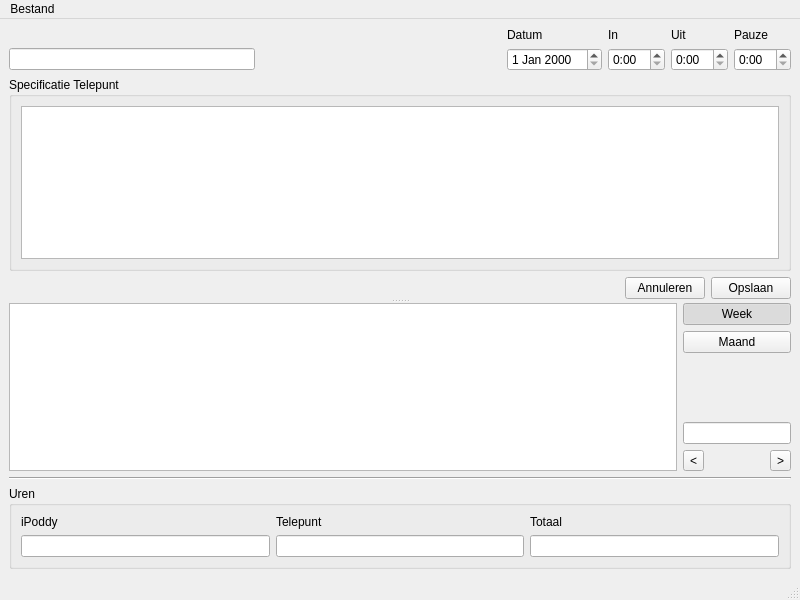
Above: MainWindow.ui from Amanoo/urenregistratie before the change. Below: the same form after it.
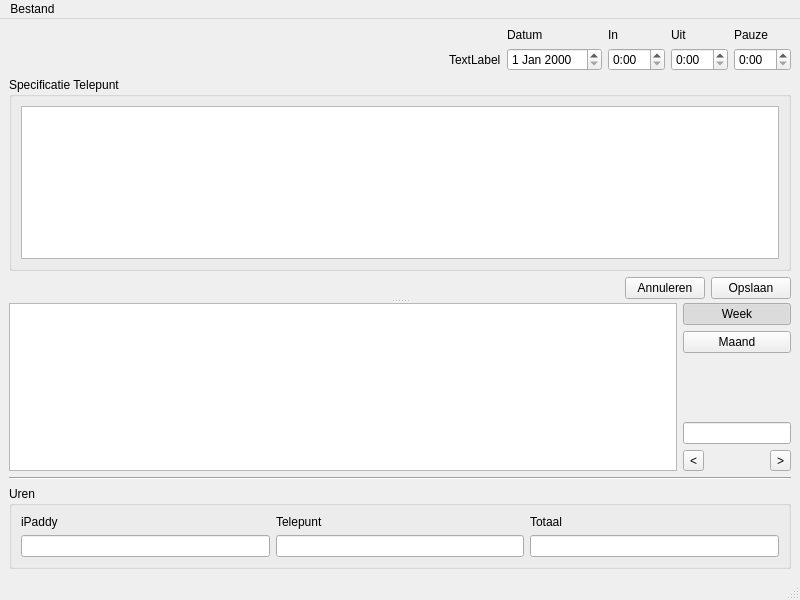
That is the form after the change.

```diff
--- a/MainWindow.ui
+++ b/MainWindow.ui
@@ -20,7 +20,7 @@
       <property name="orientation">
        <enum>Qt::Vertical</enum>
       </property>
-      <widget class="QWidget" name="">
+      <widget class="QWidget" name="layoutWidget">
        <layout class="QGridLayout" name="gridLayout_5">
         <item row="2" column="0">
          <spacer name="horizontalSpacer">
@@ -94,9 +94,6 @@
             </property>
            </widget>
           </item>
-          <item row="1" column="0">
-           <widget class="QLineEdit" name="lineEdit_4"/>
-          </item>
           <item row="1" column="3">
            <widget class="QTimeEdit" name="timeEdit">
             <property name="displayFormat">
@@ -104,7 +101,7 @@
             </property>
            </widget>
           </item>
-          <item row="1" column="1">
+          <item row="1" column="0">
            <spacer name="horizontalSpacer_3">
             <property name="orientation">
              <enum>Qt::Horizontal</enum>
@@ -124,6 +121,13 @@
             </property>
            </widget>
           </item>
+          <item row="1" column="1">
+           <widget class="QLabel" name="label">
+            <property name="text">
+             <string>TextLabel</string>
+            </property>
+           </widget>
+          </item>
          </layout>
         </item>
         <item row="2" column="1">
@@ -135,7 +139,7 @@
         </item>
        </layout>
       </widget>
-      <widget class="QWidget" name="">
+      <widget class="QWidget" name="layoutWidget">
        <layout class="QHBoxLayout" name="horizontalLayout_3">
         <item>
          <widget class="QListView" name="listView"/>
@@ -255,7 +259,7 @@
        <item row="0" column="0">
         <widget class="QLabel" name="label_2">
          <property name="text">
-          <string>iPoddy</string>
+          <string>iPaddy</string>
          </property>
         </widget>
        </item>
```
Left out of the diff: 20 changed lines with no effect on the pictures.
